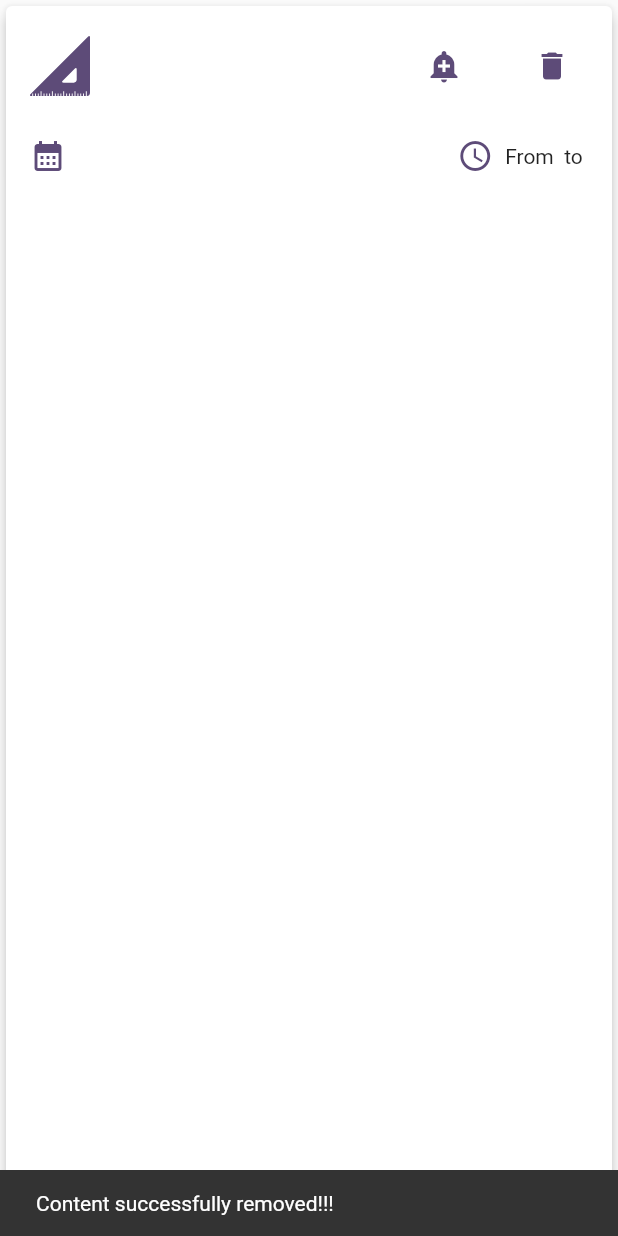
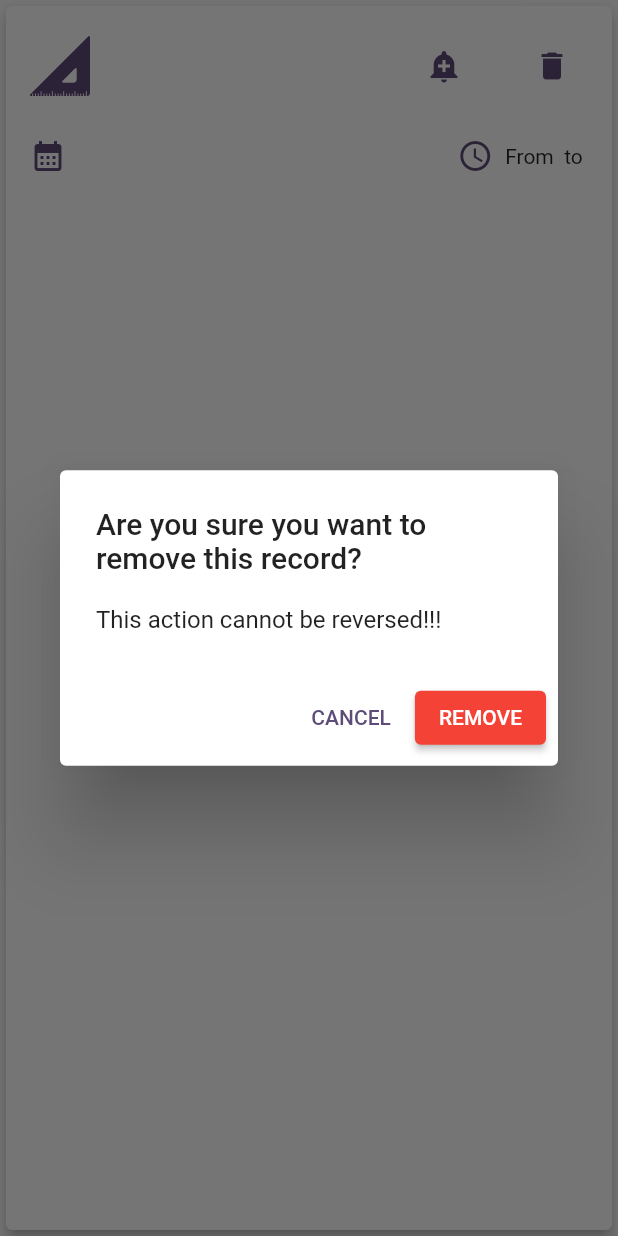
Before and after one commit to andersonchoren/tcc_pos_mobile, a Flutter app: the DetailsListItem widget shown alone on an empty page, opened directly with sample values from the repository, after a tap on the "delete" icon, on a phone screen of 412 x 824 dp. Run offline on Flutter 3.47's test engine with Material 2 defaults, Android fonts, the light colour scheme and no system bars; our stand-ins replace flutter_masked_text2, flutter_svg, flutter_translate, sqflite; missing offline and left inert: flutter_alarm_clock; accounts and stored records are empty.

Commit message:
feat: Adição da caixa de confirmação para remoção de registros

```diff
--- a/assets/i18n/en.json
+++ b/assets/i18n/en.json
@@ -2,6 +2,12 @@
   "error": "There was an unexpected error!!!",
   "form": {
     "empty_input": "The field cannot be blank"
+  },
+  "remove_alert": {
+    "title": "Are you sure you want to remove this record?",
+    "content": "This action cannot be reversed!!!",
+    "cancel_button": "CANCEL",
+    "confirm_button": "REMOVE"
   },
   "home": {
     "appbar": {
--- a/assets/i18n/es.json
+++ b/assets/i18n/es.json
@@ -2,6 +2,12 @@
   "error": "Hubo un error inesperado!!!",
   "form": {
     "empty_input": "El campo no puede estar en blanco"
+  },
+  "remove_alert": {
+    "title": "¿Está seguro de que desea eliminar este registro?",
+    "content": "Esta acción no se puede revertir!!!",
+    "cancel_button": "CANCELAR",
+    "confirm_button": "ELIMINAR"
   },
   "home": {
     "appbar": {
--- a/assets/i18n/pt.json
+++ b/assets/i18n/pt.json
@@ -2,6 +2,12 @@
   "error": "Houve um erro inesperado!!!",
   "form": {
     "empty_input": "O campo não pode ficar em branco"
+  },
+  "remove_alert":{
+    "title":"Tem certeza que deseja remover esse registro?",
+    "content":"Essa ação não poderá ser revertida!!!",
+    "cancel_button":"CANCELAR",
+    "confirm_button":"REMOVER"
   },
   "home": {
     "appbar": {
--- a/lib/screens/content_details/components/details_list_item.dart
+++ b/lib/screens/content_details/components/details_list_item.dart
@@ -106,29 +106,7 @@ class DetailsListItem extends StatelessWidget {
                     ),
                     IconButton(
                       onPressed: () async {
-                        var result = await ContentRepository.removeContent(
-                          content.id!,
-                          discipline.name,
-                        );
-                        if (result != 0) {
-                          var snack = SnackBar(
-                            content: Text(
-                              translate(
-                                "details_list_item.content_remove_success",
-                              ),
-                            ),
-                          );
-                          ScaffoldMessenger.of(context).showSnackBar(snack);
-                        } else {
-                          var snack = SnackBar(
-                            content: Text(
-                              translate(
-                                "details_list_item.content_remove_fail",
-                              ),
-                            ),
-                          );
-                          ScaffoldMessenger.of(context).showSnackBar(snack);
-                        }
+                        await removeDialog(context);
                       },
                       icon: Icon(
                         Icons.delete,
@@ -185,6 +163,78 @@ class DetailsListItem extends StatelessWidget {
     );
   }
 
+  Future<void> removeDialog(BuildContext context) async {
+    showDialog(
+      context: context,
+      builder: (context) {
+        return AlertDialog(
+          title: Text(
+            translate(
+              "remove_alert.title",
+            ),
+          ),
+          content: Text(
+            translate(
+              "remove_alert.content",
+            ),
+          ),
+          actions: [
+            TextButton(
+              onPressed: () {
+                Navigator.pop(context);
+              },
+              child: Text(
+                translate(
+                  "remove_alert.cancel_button",
+                ),
+              ),
+            ),
+            ElevatedButton(
+              style: ElevatedButton.styleFrom(
+                backgroundColor: Colors.red,
+              ),
+              child: Text(
+                translate(
+                  "remove_alert.confirm_button",
+                ),
+              ),
+              onPressed: () async {
+                int result = await removeContent();
+                if (result != 0) {
+                  var snack = SnackBar(
+                    content: Text(
+                      translate(
+                        "details_list_item.content_remove_success",
+                      ),
+                    ),
+                  );
+                  ScaffoldMessenger.of(context).showSnackBar(snack);
+                } else {
+                  var snack = SnackBar(
+                    content: Text(
+                      translate(
+                        "details_list_item.content_remove_fail",
+                      ),
+                    ),
+                  );
+                  ScaffoldMessenger.of(context).showSnackBar(snack);
+                }
+                Navigator.pop(context);
+              },
+            ),
+          ],
+        );
+      },
+    );
+  }
+
+  Future<int> removeContent() async {
+    return await ContentRepository.removeContent(
+      content.id!,
+      discipline.name,
+    );
+  }
+
   void setAlarm({
     required String title,
     required int hour,
```
